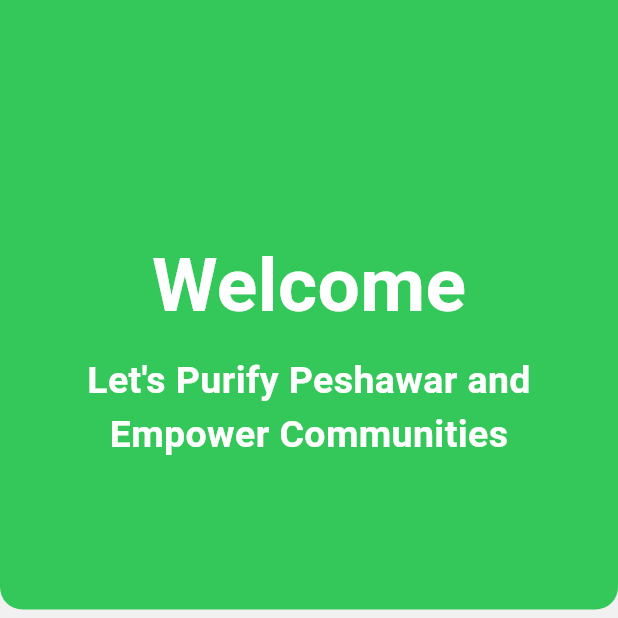
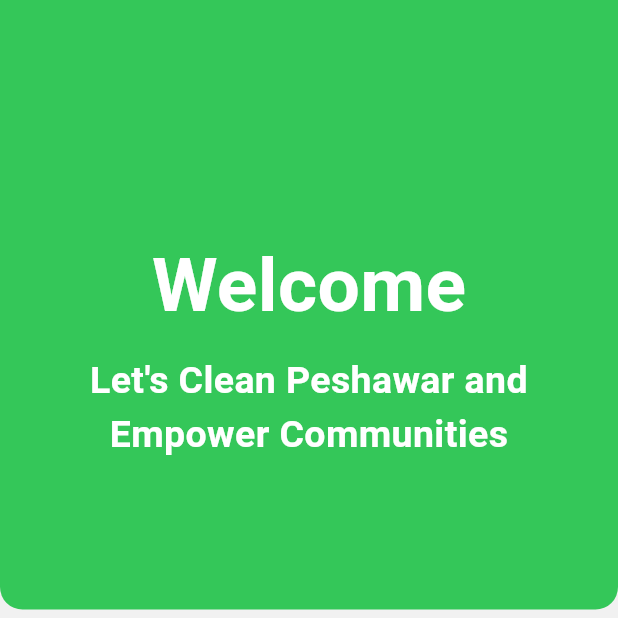
Before and after one commit to absoft-solution/clean-and-green-eco-ui, a Flutter app: the screen it shows after launch, on a phone screen of 412 x 824 dp, the top half of it. Run offline on Flutter 3.47's test engine with Material 3 defaults, Android fonts, the phone set to English and light mode, and no system bars.

Commit message:
Change Title

```diff
--- a/lib/view/screen/first_screen.dart
+++ b/lib/view/screen/first_screen.dart
@@ -44,7 +44,7 @@ class _FirstScreenState extends State<FirstScreen> {
                           const EdgeInsets.only(left: 30, right: 30, top: 10),
                       child: Text(
                         textAlign: TextAlign.center,
-                        "Let's Purify Peshawar and Empower Communities",
+                        "Let's Clean Peshawar and Empower Communities",
                         style: TextStyle(
                           color: Colors.white,
                           fontSize: 25,
```
